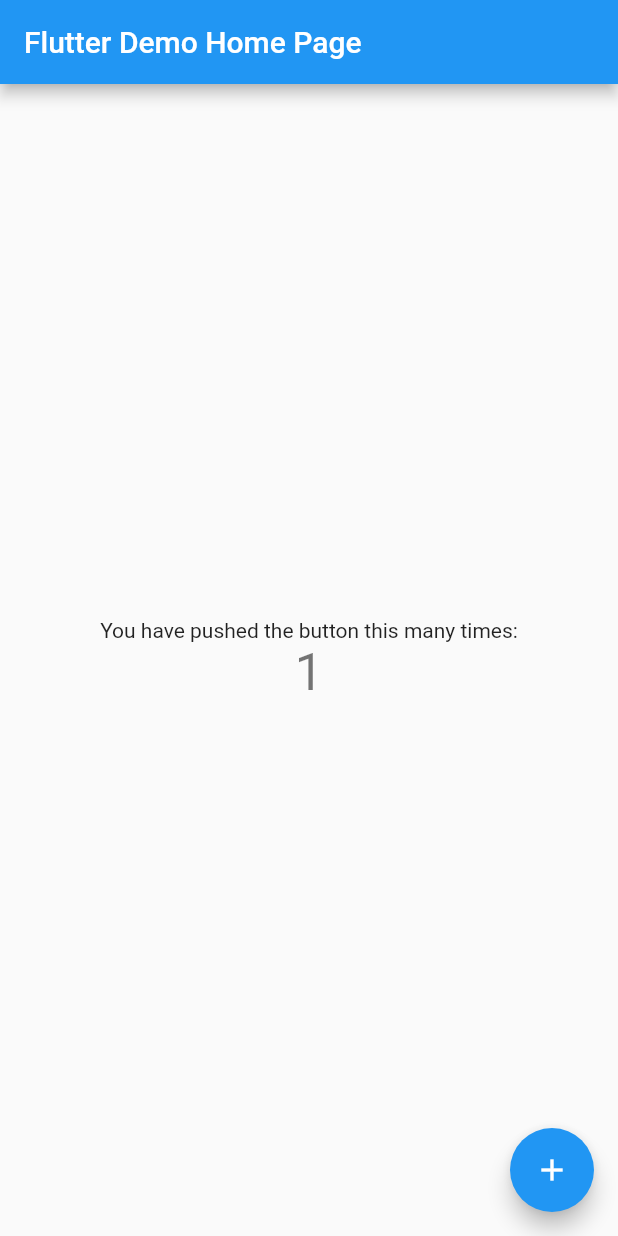
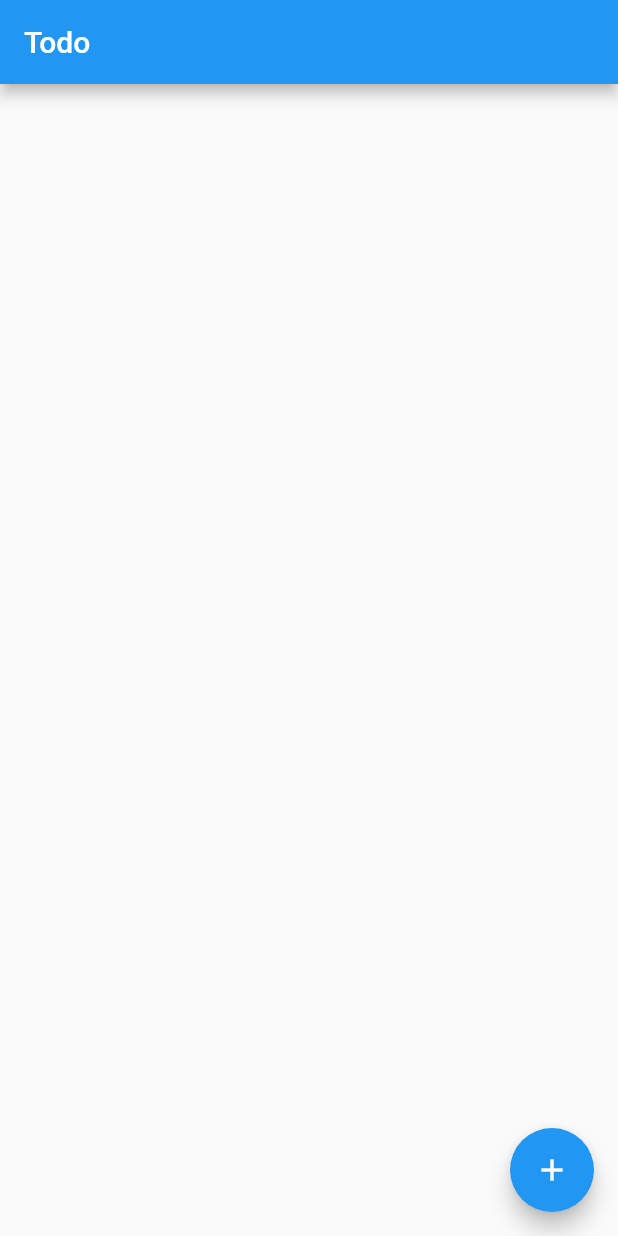
Before and after one commit to nohli/todo, a Flutter app: the screen it shows after launch, after a tap on the "add" icon, on a phone screen of 412 x 824 dp. Run offline on Flutter 3.47's test engine with Material 2 defaults, Android fonts, the phone set to English and light mode, and no system bars.

Commit message:
Remove boilerplate code and comments

```diff
--- a/lib/main.dart
+++ b/lib/main.dart
@@ -1,45 +1,26 @@
 import 'package:flutter/material.dart';
 
-void main() {
-  runApp(const MyApp());
-}
+void main() => runApp(const MyApp());
 
 class MyApp extends StatelessWidget {
   const MyApp({Key? key}) : super(key: key);
 
-  // This widget is the root of your application.
   @override
   Widget build(BuildContext context) {
+    const title = 'Todo';
+
     return MaterialApp(
-      title: 'Flutter Demo',
+      title: title,
       theme: ThemeData(
-        // This is the theme of your application.
-        //
-        // Try running your application with "flutter run". You'll see the
-        // application has a blue toolbar. Then, without quitting the app, try
-        // changing the primarySwatch below to Colors.green and then invoke
-        // "hot reload" (press "r" in the console where you ran "flutter run",
-        // or simply save your changes to "hot reload" in a Flutter IDE).
-        // Notice that the counter didn't reset back to zero; the application
-        // is not restarted.
         primarySwatch: Colors.blue,
       ),
-      home: const MyHomePage(title: 'Flutter Demo Home Page'),
+      home: const MyHomePage(title: title),
     );
   }
 }
 
 class MyHomePage extends StatefulWidget {
   const MyHomePage({Key? key, required this.title}) : super(key: key);
-
-  // This widget is the home page of your application. It is stateful, meaning
-  // that it has a State object (defined below) that contains fields that affect
-  // how it looks.
-
-  // This class is the configuration for the state. It holds the values (in this
-  // case the title) provided by the parent (in this case the App widget) and
-  // used by the build method of the State. Fields in a Widget subclass are
-  // always marked "final".
 
   final String title;
 
@@ -48,68 +29,23 @@ class MyHomePage extends StatefulWidget {
 }
 
 class _MyHomePageState extends State<MyHomePage> {
-  int _counter = 0;
-
-  void _incrementCounter() {
-    setState(() {
-      // This call to setState tells the Flutter framework that something has
-      // changed in this State, which causes it to rerun the build method below
-      // so that the display can reflect the updated values. If we changed
-      // _counter without calling setState(), then the build method would not be
-      // called again, and so nothing would appear to happen.
-      _counter++;
-    });
-  }
-
   @override
   Widget build(BuildContext context) {
-    // This method is rerun every time setState is called, for instance as done
-    // by the _incrementCounter method above.
-    //
-    // The Flutter framework has been optimized to make rerunning build methods
-    // fast, so that you can just rebuild anything that needs updating rather
-    // than having to individually change instances of widgets.
     return Scaffold(
       appBar: AppBar(
-        // Here we take the value from the MyHomePage object that was created by
-        // the App.build method, and use it to set our appbar title.
         title: Text(widget.title),
       ),
       body: Center(
-        // Center is a layout widget. It takes a single child and positions it
-        // in the middle of the parent.
         child: Column(
-          // Column is also a layout widget. It takes a list of children and
-          // arranges them vertically. By default, it sizes itself to fit its
-          // children horizontally, and tries to be as tall as its parent.
-          //
-          // Invoke "debug painting" (press "p" in the console, choose the
-          // "Toggle Debug Paint" action from the Flutter Inspector in Android
-          // Studio, or the "Toggle Debug Paint" command in Visual Studio Code)
-          // to see the wireframe for each widget.
-          //
-          // Column has various properties to control how it sizes itself and
-          // how it positions its children. Here we use mainAxisAlignment to
-          // center the children vertically; the main axis here is the vertical
-          // axis because Columns are vertical (the cross axis would be
-          // horizontal).
           mainAxisAlignment: MainAxisAlignment.center,
-          children: <Widget>[
-            const Text(
-              'You have pushed the button this many times:',
-            ),
-            Text(
-              '$_counter',
-              style: Theme.of(context).textTheme.headline4,
-            ),
-          ],
+          children: const <Widget>[],
         ),
       ),
       floatingActionButton: FloatingActionButton(
-        onPressed: _incrementCounter,
-        tooltip: 'Increment',
+        onPressed: () {},
+        tooltip: 'Add todo',
         child: const Icon(Icons.add),
-      ), // This trailing comma makes auto-formatting nicer for build methods.
+      ),
     );
   }
 }
```
Also changed, not shown: pubspec.yaml (+5 -72 lines), 1 other file.
